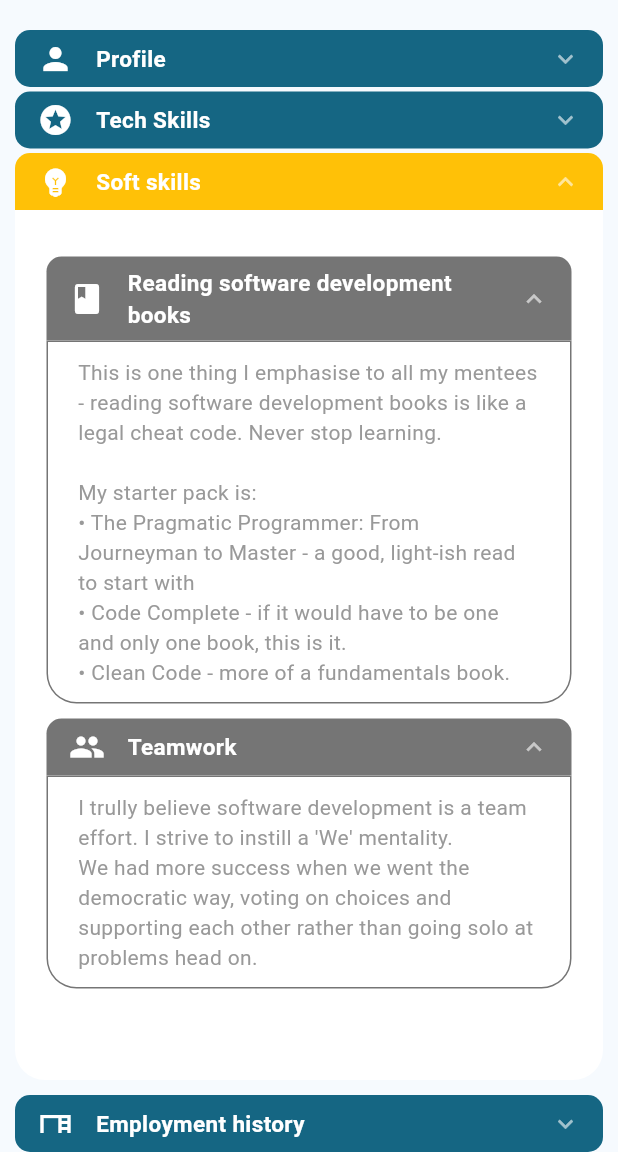
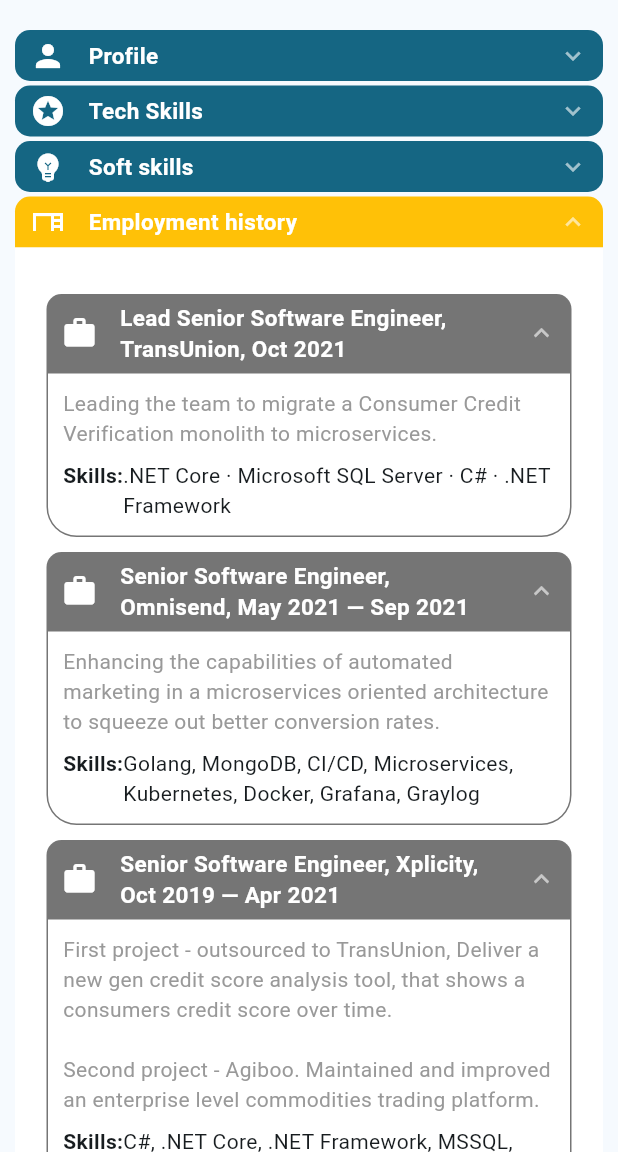
Before and after one commit to programuotojasgf/cv, a Flutter app: the screen it shows after launch, on a phone screen of 412 x 824 dp, the part 84-1236 px from its top. Run offline on Flutter 3.47's test engine with Material 2 defaults, Android fonts, the phone set to English and light mode, and no system bars; drawn by our look-alikes of accordion.

Commit message:
employment history

```diff
--- a/lib/content.dart
+++ b/lib/content.dart
@@ -18,21 +18,19 @@
         headerBackgroundColorOpened: Colors.amber,
         scaleWhenAnimating: true,
         openAndCloseAnimation: true,
-        headerPadding: const EdgeInsets.symmetric(vertical: 7, horizontal: 15),
         sectionOpeningHapticFeedback: SectionHapticFeedback.light,
         children: [
           _profile(),
           _techSkills(),
           _softSkills(),
+          _employmentHistory(),
           AccordionSection(
-            leftIcon: const Icon(Icons.desk, color: Colors.white),
-            header: Text('Employment history', style: _headerStyle),
+            leftIcon: const Icon(Icons.add_reaction, color: Colors.white),
+            header: Text('Recommendations', style: _headerStyle),
             contentBorderColor: const Color(0xffffffff),
             content: Accordion(
               maxOpenSections: 1,
               headerBackgroundColorOpened: Colors.black54,
-              headerPadding:
-                  const EdgeInsets.symmetric(vertical: 7, horizontal: 15),
               children: [
                 AccordionSection(
                   isOpen: true,
@@ -42,49 +40,6 @@
                   headerBackgroundColorOpened: Colors.black54,
                   header: Text('Nested Section #1', style: _headerStyle),
                   content: Text(_loremIpsum, style: _contentStyle),
-                  contentHorizontalPadding: 20,
-                  contentBorderColor: Colors.black54,
-                ),
-                AccordionSection(
-                  isOpen: true,
-                  leftIcon:
-                      const Icon(Icons.compare_rounded, color: Colors.white),
-                  header: Text('Nested Section #2', style: _headerStyle),
-                  headerBackgroundColor: Colors.black38,
-                  headerBackgroundColorOpened: Colors.black54,
-                  contentBorderColor: Colors.black54,
-                  content: Row(
-                    children: [
-                      const Icon(Icons.compare_rounded,
-                          size: 120, color: Colors.orangeAccent),
-                      Flexible(
-                          flex: 1,
-                          child: Text(_loremIpsum, style: _contentStyle)),
-                    ],
-                  ),
-                ),
-              ],
-            ),
-          ),
-          AccordionSection(
-            leftIcon: const Icon(Icons.add_reaction, color: Colors.white),
-            header: Text('Recommendations', style: _headerStyle),
-            contentBorderColor: const Color(0xffffffff),
-            content: Accordion(
-              maxOpenSections: 1,
-              headerBackgroundColorOpened: Colors.black54,
-              headerPadding:
-                  const EdgeInsets.symmetric(vertical: 7, horizontal: 15),
-              children: [
-                AccordionSection(
-                  isOpen: true,
-                  leftIcon:
-                      const Icon(Icons.insights_rounded, color: Colors.white),
-                  headerBackgroundColor: Colors.black38,
-                  headerBackgroundColorOpened: Colors.black54,
-                  header: Text('Nested Section #1', style: _headerStyle),
-                  content: Text(_loremIpsum, style: _contentStyle),
-                  contentHorizontalPadding: 20,
                   contentBorderColor: Colors.black54,
                 ),
                 AccordionSection(
@@ -111,8 +66,81 @@
         ],
       );
 
+  AccordionSection _employmentHistory() => AccordionSection(
+        isOpen: true,
+        leftIcon: const Icon(Icons.desk, color: Colors.white),
+        header: Text('Employment history', style: _headerStyle),
+        contentBorderColor: const Color(0xffffffff),
+        content: Accordion(
+          maxOpenSections: 1,
+          headerBackgroundColor: Colors.black38,
+          headerBackgroundColorOpened: Colors.black54,
+          contentBorderColor: Colors.black54,
+          children: [
+            _employmentSection(
+                'Lead Senior Software Engineer, TransUnion, Oct 2021',
+                'Leading the team to migrate a Consumer Credit Verification monolith to microservices.',
+                '.NET Core · Microsoft SQL Server · C# · .NET Framework'),
+            _employmentSection(
+                'Senior Software Engineer, Omnisend, May 2021 — Sep 2021',
+                'Enhancing the capabilities of automated marketing in a microservices oriented '
+                    'architecture to squeeze out better conversion rates.',
+                'Golang, MongoDB, CI/CD, Microservices, Kubernetes, Docker, Grafana, Graylog'),
+            _employmentSection(
+                'Senior Software Engineer, Xplicity, Oct 2019 — Apr 2021',
+                'First project - outsourced to TransUnion, Deliver a new gen credit score analysis tool, '
+                    'that shows a consumers credit score over time.\n\n'
+                    'Second project - Agiboo. Maintained and improved an enterprise level commodities '
+                    'trading platform.',
+                'C#, .NET Core, .NET Framework, MSSQL, MongoDB, Azure DevOps, Octopus '
+                    'Deploy, DockerC#, .NET Core, .NET Framework, MSSQL, MongoDB, Azure DevOps '
+                    'Octopus Deploy, Docker'),
+            _employmentSection(
+                'Lead Senior Software Engineer, Bentley Systems, Dec 2018 — Oct 2019',
+                'Led the team to successfully deliver a new gen heavy industry tool for planning road '
+                    'construction.',
+                'C# · .NET Core · Microsoft SQL Server · Azure'),
+            _employmentSection(
+                'Senior Software Engineer, Bentley Systems, Jul 2018 — Dec 2018',
+                'Maintained and improved a critical enterprise system for managing documents.',
+                'C++ · JavaScript'),
+            _employmentSection(
+                'Lead Senior Software Developer, Present Connection, Jul 2016 — Jun 2018',
+                'Led the team to deliver a ERP for ThyssenKrupp Marine Systems.',
+                '.NET Framework · Microsoft SQL Server · C# · C++ · Python'),
+            _employmentSection(
+                'Senior Software Engineer, Present Connection, Oct 2015 — Jul 2016',
+                'Added new planning capabilities to an existing ERP for ThyssenKrupp Marine Systems.',
+                'C++ · Qt'),
+          ],
+        ),
+      );
+
+  AccordionSection _employmentSection(
+          String headerText, String summary, String skills) =>
+      AccordionSection(
+        isOpen: true,
+        leftIcon: const Icon(Icons.work, color: Colors.white),
+        header: Text(headerText, style: _headerStyle),
+        content: Column(
+          crossAxisAlignment: CrossAxisAlignment.start,
+          children: [
+            Text(summary, style: _contentStyle),
+            const SizedBox(height: 8.0),
+            Row(
+              crossAxisAlignment: CrossAxisAlignment.start,
+              children: [
+                const Text('Skills:',
+                    style: TextStyle(fontWeight: FontWeight.bold)),
+                Flexible(fit: FlexFit.loose, child: Text(skills)),
+              ],
+            ),
+          ],
+        ),
+      );
+
   AccordionSection _softSkills() => AccordionSection(
-        isOpen: true,
+        isOpen: false,
         leftIcon: const Icon(Icons.emoji_objects, color: Colors.white),
         header: Text('Soft skills', style: _headerStyle),
         contentBorderColor: const Color(0xffffffff),
@@ -121,15 +149,11 @@
           headerBackgroundColor: Colors.black38,
           headerBackgroundColorOpened: Colors.black54,
           contentBorderColor: Colors.black54,
-          contentHorizontalPadding: 20,
-          headerPadding:
-              const EdgeInsets.symmetric(vertical: 7, horizontal: 15),
           children: [
             AccordionSection(
               isOpen: true,
               leftIcon: const Icon(Icons.book, color: Colors.white),
-              header: Text('Reading software development books',
-                  style: _headerStyle),
+              header: Text('Software development books', style: _headerStyle),
               content: Text(
                 'This is one thing I emphasise to all my mentees - reading software development '
                 'books is like a legal cheat code. Never stop learning.\n\n'
```
